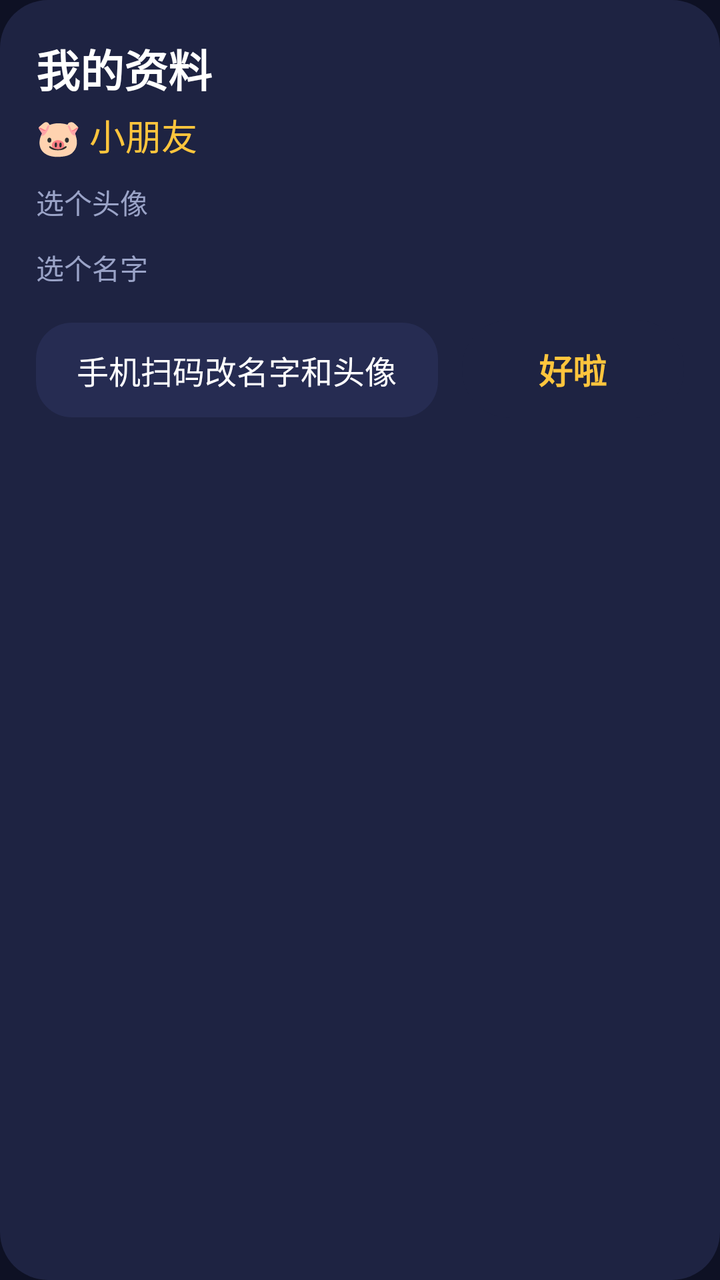
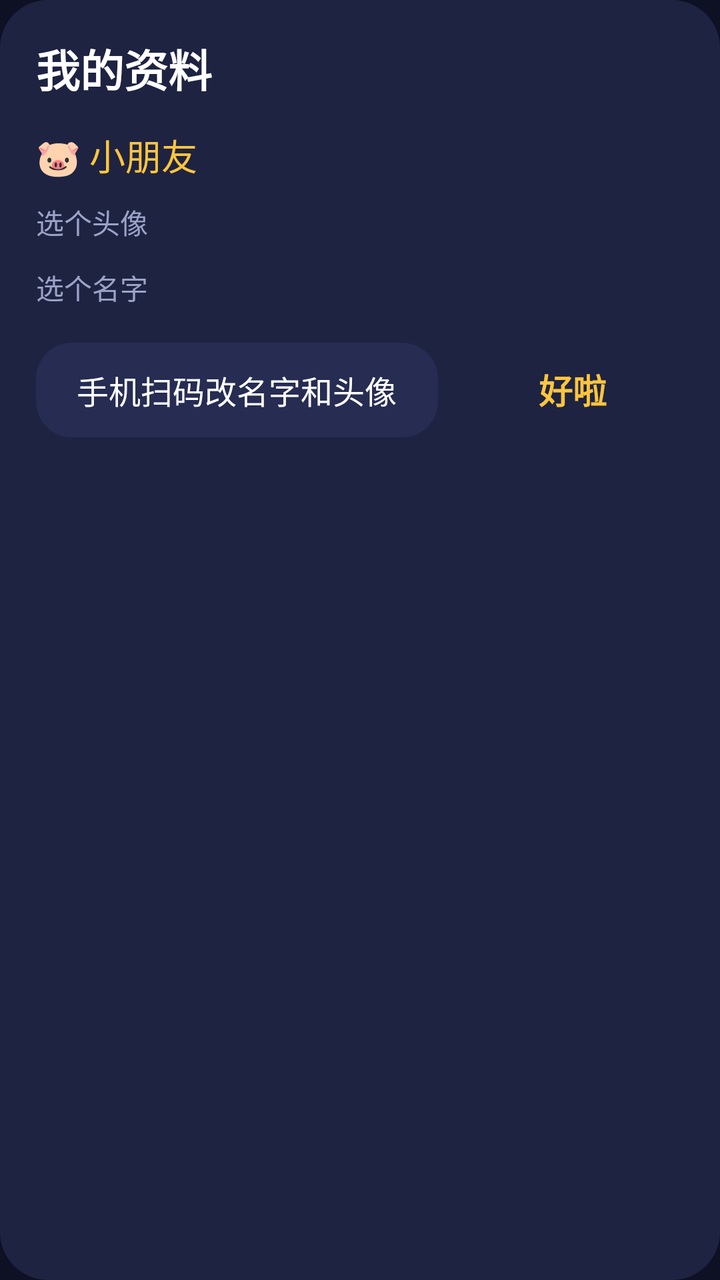

Screens rendered from an Android XML layout before and after an edit, with the pre-edit source and the edit as a unified diff.
<!-- AndroidManifest.xml: application theme Theme.MathKing -->
<!-- res/layout/dialog_profile.xml -->
<?xml version="1.0" encoding="utf-8"?>
<LinearLayout xmlns:android="http://schemas.android.com/apk/res/android"
    android:layout_width="640dp"
    android:layout_height="wrap_content"
    android:background="@drawable/bg_card"
    android:orientation="vertical"
    android:padding="18dp">

    <TextView
        android:layout_width="wrap_content"
        android:layout_height="wrap_content"
        android:text="我的资料"
        android:textColor="@color/text"
        android:textSize="22sp"
        android:textStyle="bold" />

    <TextView
        android:id="@+id/tvPreview"
        android:layout_width="wrap_content"
        android:layout_height="wrap_content"
        android:layout_marginTop="4dp"
        android:text="🐷 小朋友"
        android:textColor="@color/accent"
        android:textSize="18sp" />

    <TextView
        android:layout_width="wrap_content"
        android:layout_height="wrap_content"
        android:layout_marginTop="10dp"
        android:text="选个头像"
        android:textColor="@color/text_dim"
        android:textSize="14sp" />

    <GridLayout
        android:id="@+id/avatarGrid"
        android:layout_width="match_parent"
        android:layout_height="wrap_content"
        android:layout_marginTop="4dp"
        android:clipChildren="false"
        android:columnCount="6"
        android:rowCount="2" />

    <TextView
        android:layout_width="wrap_content"
        android:layout_height="wrap_content"
        android:layout_marginTop="8dp"
        android:text="选个名字"
        android:textColor="@color/text_dim"
        android:textSize="14sp" />

    <GridLayout
        android:id="@+id/nameGrid"
        android:layout_width="match_parent"
        android:layout_height="wrap_content"
        android:layout_marginTop="4dp"
        android:clipChildren="false"
        android:columnCount="6"
        android:rowCount="4" />

    <LinearLayout
        android:layout_width="match_parent"
        android:layout_height="wrap_content"
        android:layout_marginTop="12dp"
        android:orientation="horizontal">

        <TextView
            android:id="@+id/btnQr"
            android:layout_width="0dp"
            android:layout_height="wrap_content"
            android:layout_weight="1"
            android:background="@drawable/selector_key"
            android:clickable="true"
            android:focusable="true"
            android:gravity="center"
            android:paddingTop="12dp"
            android:paddingBottom="12dp"
            android:text="手机扫码改名字和头像"
            android:textColor="@color/key_text"
            android:textSize="16sp" />

        <TextView
            android:id="@+id/btnDone"
            android:layout_width="0dp"
            android:layout_height="wrap_content"
            android:layout_marginStart="12dp"
            android:layout_weight="0.55"
            android:background="@drawable/selector_card"
            android:clickable="true"
            android:focusable="true"
            android:gravity="center"
            android:paddingTop="12dp"
            android:paddingBottom="12dp"
            android:text="好啦"
            android:textColor="@color/accent"
            android:textSize="17sp"
            android:textStyle="bold" />
    </LinearLayout>
</LinearLayout>
<!-- resources referenced by this layout -->
<resources>
  <color name="accent">#FFC53D</color>
  <color name="text">#FFFFFF</color>
  <color name="text_dim">#9AA3C7</color>
  <!-- drawable bg_card (drawable) -->
  <?xml version="1.0" encoding="utf-8"?>
  <shape xmlns:android="http://schemas.android.com/apk/res/android" android:shape="rectangle">
      <solid android:color="@color/card" />
      <corners android:radius="24dp" />
  </shape>
  <!-- drawable selector_card (drawable) -->
  <?xml version="1.0" encoding="utf-8"?>
  <selector xmlns:android="http://schemas.android.com/apk/res/android">
      <item android:state_focused="true" android:drawable="@drawable/bg_card_focus" />
      <item android:state_pressed="true" android:drawable="@drawable/bg_card_focus" />
      <item android:drawable="@drawable/bg_card" />
  </selector>
  <!-- drawable selector_key (drawable) -->
  <?xml version="1.0" encoding="utf-8"?>
  <selector xmlns:android="http://schemas.android.com/apk/res/android">
      <item android:state_focused="true" android:drawable="@drawable/bg_key_focus" />
      <item android:state_pressed="true" android:drawable="@drawable/bg_key_focus" />
      <item android:drawable="@drawable/bg_key" />
  </selector>
  <style name="Theme.MathKing" parent="Theme.AppCompat.NoActionBar">
          <item name="android:windowBackground">@color/bg</item>
          <item name="android:colorAccent">@color/accent</item>
          <item name="android:textColorPrimary">@color/text</item>
          <item name="android:windowNoTitle">true</item>
          <item name="android:windowFullscreen">false</item>
      </style>
  <color name="card">#1E2342</color>
  <!-- drawable bg_card_focus (drawable) -->
  <?xml version="1.0" encoding="utf-8"?>
  <shape xmlns:android="http://schemas.android.com/apk/res/android" android:shape="rectangle">
      <solid android:color="#38406F" />
      <stroke android:width="5dp" android:color="@color/accent" />
      <corners android:radius="24dp" />
  </shape>
  <!-- drawable bg_key_focus (drawable) -->
  <?xml version="1.0" encoding="utf-8"?>
  <shape xmlns:android="http://schemas.android.com/apk/res/android" android:shape="rectangle">
      <solid android:color="@color/accent" />
      <corners android:radius="18dp" />
  </shape>
  <!-- drawable bg_key (drawable) -->
  <?xml version="1.0" encoding="utf-8"?>
  <shape xmlns:android="http://schemas.android.com/apk/res/android" android:shape="rectangle">
      <solid android:color="#262C52" />
      <corners android:radius="18dp" />
  </shape>
  <color name="bg">#0E1124</color>
</resources>

<!-- the commit's change to res/layout/dialog_profile.xml (unified diff, before → after) -->
@@ -13,6 +13,15 @@
         android:textColor="@color/text"
         android:textSize="22sp"
         android:textStyle="bold" />
+
+    
+    <LinearLayout
+        android:id="@+id/userRow"
+        android:layout_width="match_parent"
+        android:layout_height="wrap_content"
+        android:layout_marginTop="10dp"
+        android:gravity="center_vertical"
+        android:orientation="horizontal" />
 
     <TextView
         android:id="@+id/tvPreview"
